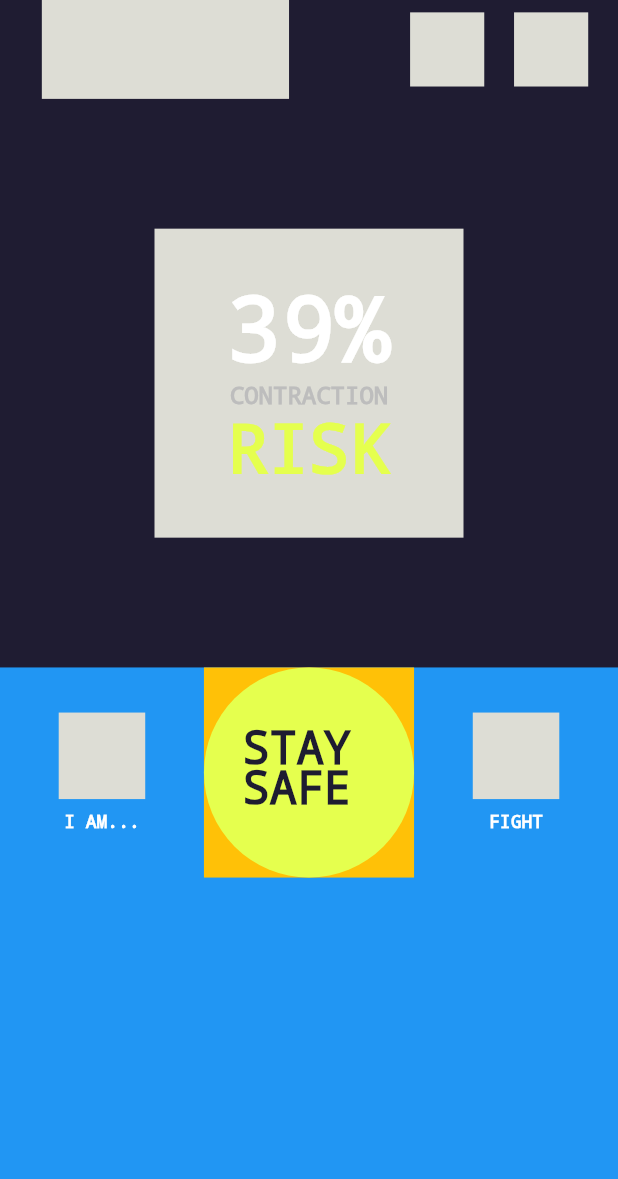
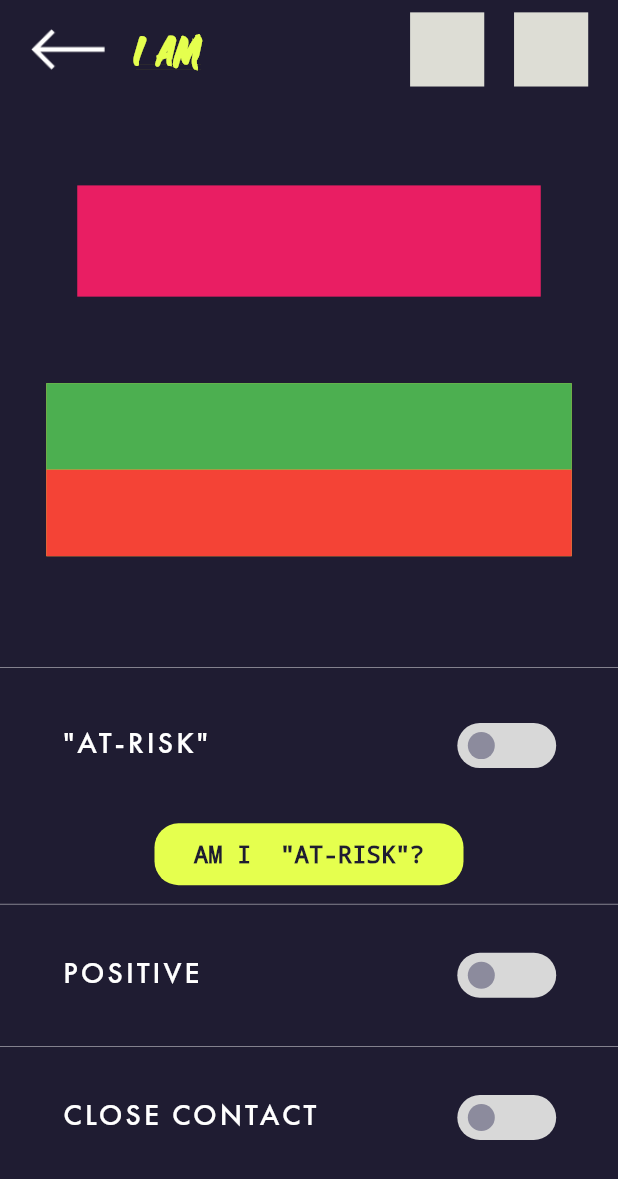
Before and after one commit to SECRET-esc/covivre_flutter, a Flutter app: the screen it shows after launch, after a tap on "I AM...", on a phone screen of 412 x 824 dp. Shown: the top 1179 px of the screen. Run offline on Flutter 3.47's test engine with Material 2 defaults, Android fonts, the phone set to English and light mode, and no system bars; drawn by our look-alikes of flutter_switch; our stand-ins replace shared_preferences.

Commit message:
add page i am and save state context

```diff
--- a/lib/components/Header.dart
+++ b/lib/components/Header.dart
@@ -1,5 +1,3 @@
-import 'dart:developer';
-
 import 'package:flutter/material.dart';
 import 'package:covivre/constants/ColorsTheme.dart';
 
@@ -30,17 +28,19 @@ class Header extends StatelessWidget {
                               color: Theme.of(context).colorScheme.insteadImg))
                       : Container(
                           // color: Colors.black,
+                          height: height * 0.08,
                           child: Row(
                             mainAxisAlignment: MainAxisAlignment.start,
                             children: [
                               GestureDetector(
-                              onTap: () => print("Was tapped!"),
+                                onTap: () => Navigator.pop(context),
                                 child: Container(
                                   margin: EdgeInsets.only(
                                       right: width * 0.05, left: width * 0.05),
                                   // color: Colors.amber,
                                   width: width * 0.12,
-                                child: Image.asset("lib/assets/img/arrow.png"),
+                                  child:
+                                      Image.asset("lib/assets/img/arrow.png"),
                                 ),
                               ),
                               Flexible(
@@ -49,7 +49,7 @@ class Header extends StatelessWidget {
                                 style: TextStyle(
                                     fontFamily: "Heaters",
                                     fontSize: 40,
-                                  height: 0.8,
+                                    height: title.length > 10 ? 0.6 : null,
                                     color: Theme.of(context).colorScheme.base),
                                 textWidthBasis: TextWidthBasis.longestLine,
                               ))
--- /dev/null
+++ b/lib/components/SwitchCustom.dart
@@ -0,0 +1,82 @@
+import 'package:flutter_switch/flutter_switch.dart';
+import 'package:flutter/material.dart';
+import 'package:covivre/constants/ColorsTheme.dart';
+import 'package:shared_preferences/shared_preferences.dart';
+
+// ignore: must_be_immutable
+class SwitchCustom extends StatefulWidget {
+  SwitchCustom({Key key, @required this.nameState}) : super(key: key);
+  var nameState;
+
+  @override
+  _SwitchCustomState createState() => _SwitchCustomState(nameState: nameState);
+}
+
+class _SwitchCustomState extends State<SwitchCustom> {
+  _SwitchCustomState({this.nameState});
+  var nameState;
+  bool status = true;
+  @override
+  void initState() {
+    super.initState();
+    _incrementInit();
+  }
+
+  _incrementInit() async {
+    SharedPreferences sharedPreferences = await SharedPreferences.getInstance();
+    bool status = sharedPreferences.getBool(nameState);
+    print("state before $status");
+    if (status == null) {
+      await sharedPreferences.setBool(nameState, false);
+      bool name = sharedPreferences.getBool(nameState);
+      setState(() {
+        this.status = name;
+      });
+    } else {
+      bool name = sharedPreferences.getBool(nameState);
+      setState(() {
+        this.status = name;
+      });
+    }
+
+    returnBool();
+  }
+
+  bool returnBool() {
+    print("returnBool: $status");
+    return status;
+  }
+
+  _incrementEdit(val) async {
+    SharedPreferences sharedPreferences = await SharedPreferences.getInstance();
+    await sharedPreferences.setBool(nameState, val);
+    var name = sharedPreferences.getBool(nameState);
+    print('Name is $name');
+    status = val;
+  }
+
+  @override
+  Widget build(BuildContext context) {
+    double width = MediaQuery.of(context).size.width;
+    double height = MediaQuery.of(context).size.height;
+    return FlutterSwitch(
+      width: width * 0.16,
+      height: 30,
+      toggleSize: 20.0,
+      value: status,
+      borderRadius: 30.0,
+      activeColor: Theme.of(context).colorScheme.base,
+      toggleColor: Theme.of(context).colorScheme.switchCircle,
+      inactiveColor: Theme.of(context).colorScheme.switchBackground,
+      padding: 6.0,
+      onToggle: (val) {
+        setState(() {
+          print("Val is $val");
+          _incrementEdit(val);
+          status = val;
+          print("Val in increment is : $status");
+        });
+      },
+    );
+  }
+}
--- a/lib/main.dart
+++ b/lib/main.dart
@@ -1,3 +1,8 @@
+import 'package:covivre/screens/CovidUpdates.dart';
+import 'package:covivre/screens/StaySafe.dart';
+import 'package:covivre/screens/I.dart';
+import 'package:covivre/screens/Fight.dart';
+
 import 'package:flutter/material.dart';
 import './screens/HomePage.dart';
 
@@ -12,7 +17,14 @@ class MyApp extends StatelessWidget {
       debugShowCheckedModeBanner: false,
       title: 'Covivre',
       theme: ThemeData(backgroundColor: Color.fromRGBO(31, 28, 50, 1.0)),
-      home: HomePage(),
+      initialRoute: 'HomePage',
+      routes: {
+        'HomePage': (context) => HomePage(),
+        'StaySafe': (context) => StaySafe(),
+        'I': (context) => I(),
+        'Fight': (context) => Fight(),
+        'CovidUpdates': (context) => CovidUpdates(),
+      },
     );
   }
 }
--- a/lib/screens/CovidUpdates.dart
+++ b/lib/screens/CovidUpdates.dart
@@ -0,0 +1,13 @@
+import 'package:flutter/material.dart';
+
+class CovidUpdates extends StatelessWidget {
+  const CovidUpdates({Key key}) : super(key: key);
+
+  @override
+  Widget build(BuildContext context) {
+    return Container(
+      color: Colors.amber,
+      // child: child,
+    );
+  }
+}
--- a/lib/screens/Fight.dart
+++ b/lib/screens/Fight.dart
@@ -0,0 +1,13 @@
+import 'package:flutter/material.dart';
+
+class Fight extends StatelessWidget {
+  const Fight({Key key}) : super(key: key);
+
+  @override
+  Widget build(BuildContext context) {
+    return Container(
+      color: Colors.amber,
+      // child: child,
+    );
+  }
+}
--- a/lib/screens/HomePage.dart
+++ b/lib/screens/HomePage.dart
@@ -1,14 +1,54 @@
-import 'dart:io';
 import 'package:flutter/material.dart';
 import '../components/Header.dart';
 import 'package:covivre/constants/ColorsTheme.dart';
+import 'package:shared_preferences/shared_preferences.dart';
 
 // import '../constants/Theme.dart';
-class HomePage extends StatelessWidget {
+class HomePage extends StatefulWidget {
   const HomePage({Key key}) : super(key: key);
 
   @override
+  _HomePageState createState() => _HomePageState();
+}
+
+class _HomePageState extends State<HomePage> {
+  @override
+  void initState() {
+    super.initState();
+    _incrementInit();
+  }
+
+  _incrementInit() async {
+    SharedPreferences prefs = await SharedPreferences.getInstance();
+    if (prefs.getBool('FirstLunch') == false) {
+      // if app was lunched in the first time, we should be create this
+      //SharedPreferences and reload statment if
+      await prefs.setBool('FirstLunch', true);
+      await prefs.setBool('risk', false);
+      await prefs.setBool('positive', false);
+      await prefs.setBool('closeContact', false);
+      print("Was in the first lunch statment");
+    } else {
+      var closeContact = prefs.getBool('closeContact');
+      print("closeContact is $closeContact");
+      var risk = prefs.getBool('risk');
+      print("risk is $risk");
+      var positive = prefs.getBool('positive');
+      print("positive is $positive");
+      print(prefs.getBool('FirstLunch'));
+    }
+  }
+
+  _furstLanchCencelation() async {
+    SharedPreferences prefs = await SharedPreferences.getInstance();
+    await prefs.setBool('FirstLunch', false);
+  }
+
+  @override
   Widget build(BuildContext context) {
+    setState(() {
+      _furstLanchCencelation();
+    });
     double width = MediaQuery.of(context).size.width;
     double height = MediaQuery.of(context).size.height;
     var value = 39;
@@ -84,7 +124,7 @@ class HomePage extends StatelessWidget {
                       mainAxisAlignment: MainAxisAlignment.spaceEvenly,
                       children: [
                         GestureDetector(
-                          onTap: () => print("Was tapped!"),
+                          onTap: () => Navigator.pushNamed(context, 'I'),
                           child: Container(
                             alignment: Alignment.center,
                             // color: Colors.amber,
@@ -115,7 +155,7 @@ class HomePage extends StatelessWidget {
                         GestureDetector(
                           onTap: () => print('Width $width'),
                           child: Container(
-                              color: Colors.amber,
+                              // color: Colors.amber,
                               width: height * 0.17,
                               // height: width * 0.3,
                               alignment: Alignment.center,
@@ -134,7 +174,8 @@ class HomePage extends StatelessWidget {
                                       // constraints: BoxConstraints(maxWidth: 90),
                                     ),
                                     Container(
-                                      width: width * 0.3,
+                                      width: height * 0.17,
+                                      // color: Colors.black12,
                                       alignment: Alignment.center,
                                       child: Text(
                                         "Stay safe".toUpperCase(),
--- a/lib/screens/I.dart
+++ b/lib/screens/I.dart
@@ -0,0 +1,239 @@
+import 'package:covivre/components/Header.dart';
+import 'package:flutter/material.dart';
+import 'package:covivre/constants/ColorsTheme.dart';
+import 'package:covivre/components/SwitchCustom.dart';
+import 'package:shared_preferences/shared_preferences.dart';
+
+class I extends StatefulWidget {
+  const I({Key key}) : super(key: key);
+
+  @override
+  _IState createState() => _IState();
+}
+
+class _IState extends State<I> {
+  @override
+  Widget build(BuildContext context) {
+    double width = MediaQuery.of(context).size.width;
+    double height = MediaQuery.of(context).size.height;
+    return Container(
+      color: Theme.of(context).backgroundColor,
+      child: SafeArea(
+        child: Flex(
+          direction: Axis.vertical,
+          children: [
+            Header(
+              title: "i am",
+            ),
+            Expanded(
+              flex: 1,
+              child: Container(
+                  // color: Colors.amber,
+                  child: Column(
+                children: [
+                  Flexible(
+                    flex: 1,
+                    child: Container(
+                      alignment: Alignment.center,
+                      // color: Colors.black,
+                      child: Container(
+                        width: width < 376 ? width * 0.9 : width * 0.75,
+                        height: height * 0.09,
+                        color: Colors.pink,
+                        // child: ,
+                      ),
+                    ),
+                  ),
+                  Flexible(
+                    flex: 1,
+                    child: Container(
+                      color: Colors.yellow,
+                      child: Container(
+                        width: width < 376 ? width * 0.9 : width * 0.85,
+                        height: height * 0.14,
+                        // color: Colors.blue,
+                        child: Column(
+                          children: [
+                            Flexible(
+                              flex: 1,
+                              child: Container(
+                                color: Colors.green,
+                              ),
+                            ),
+                            Flexible(
+                              flex: 1,
+                              child: Container(
+                                color: Colors.red,
+                              ),
+                            )
+                          ],
+                        ),
+                      ),
+                    ),
+                  )
+                ],
+              )),
+            ),
+            Expanded(
+              flex: 1,
+              child: Container(
+                // color: Colors.black,
+                child: Column(
+                  children: [
+                    Flexible(
+                      flex: 5,
+                      child: Container(
+                        // color: Colors.orange
+                        decoration: BoxDecoration(
+                            border: Border(
+                                top:
+                                    BorderSide(color: Colors.white, width: 0.3),
+                                bottom: BorderSide(
+                                    color: Colors.white, width: 0.3))),
+                        child: Column(
+                          mainAxisAlignment: MainAxisAlignment.spaceEvenly,
+                          children: [
+                            Flexible(
+                              flex: 1,
+                              child: Container(
+                                padding: EdgeInsets.symmetric(
+                                    horizontal: width * 0.1),
+                                // color: Colors.amber,
+                                child: Row(
+                                  mainAxisAlignment:
+                                      MainAxisAlignment.spaceBetween,
+                                  children: [
+                                    Text(
+                                      '"At-risk"'.toUpperCase(),
+                                      style: TextStyle(
+                                          fontFamily: "FaturaMedium",
+                                          fontWeight: FontWeight.w500,
+                                          letterSpacing: 2,
+                                          decoration: TextDecoration.none,
+                                          fontSize: 20,
+                                          color: Colors.white),
+                                    ),
+                                    SwitchCustom(nameState: 'risk')
+                                  ],
+                                ),
+                              ),
+                            ),
+                            Flexible(
+                              flex: 1,
+                              child: Container(
+                                // color: Colors.black,
+                                child: Row(
+                                  mainAxisAlignment: MainAxisAlignment.center,
+                                  children: [
+                                    GestureDetector(
+                                      onTap: () => print(height * 0.05),
+                                      child: Container(
+                                        width: width * 0.5,
+                                        height: height * 0.05,
+                                        alignment: Alignment.center,
+                                        child: Text(
+                                          'am i  "at-risk"?'.toUpperCase(),
+                                          style: TextStyle(
+                                              fontSize: 16,
+                                              // fontFamily: "FaturaMedium",
+                                              decoration: TextDecoration.none,
+                                              color: Theme.of(context)
+                                                  .colorScheme
+                                                  .buttonText),
+                                        ),
+                                        constraints: BoxConstraints(
+                                            maxHeight: 42.2, minHeight: 40.2),
+                                        decoration: BoxDecoration(
+                                            color: Theme.of(context)
+                                                .colorScheme
+                                                .base,
+                                            borderRadius:
+                                                BorderRadius.circular(16)),
+                                      ),
+                                    )
+                                  ],
+                                ),
+                              ),
+                            )
+                          ],
+                        ),
+                      ),
+                    ),
+                    Flexible(
+                      flex: 3,
+                      child: Container(
+                        width: width,
+                        decoration: BoxDecoration(
+                            border: Border(
+                                bottom: BorderSide(
+                                    color: Colors.white, width: 0.3))),
+                        height: height * 0.2,
+                        constraints: BoxConstraints(minHeight: height * 0.1),
+                        // color: Colors.yellow,
+                        child: Container(
+                          margin: EdgeInsets.symmetric(horizontal: width * 0.1),
+                          child: Row(
+                            mainAxisAlignment: MainAxisAlignment.spaceBetween,
+                            children: [
+                              Text(
+                                'positive'.toUpperCase(),
+                                style: TextStyle(
+                                    fontFamily: "FaturaMedium",
+                                    fontWeight: FontWeight.w500,
+                                    letterSpacing: 2,
+                                    decoration: TextDecoration.none,
+                                    fontSize: 20,
+                                    color: Colors.white),
+                              ),
+                              Flexible(
+                                child: SwitchCustom(nameState: 'positive'),
+                              ),
+                            ],
+                          ),
+                        ),
+                      ),
+                    ),
+                    Flexible(
+                      flex: 3,
+                      child: Container(
+                        // color: Colors.blue,
+                        height: height * 0.2,
+                        constraints: BoxConstraints(minHeight: height * 0.1),
+                        margin: EdgeInsets.symmetric(horizontal: width * 0.1),
+                        // color: Colors.yellow,
+                        child: Row(
+                          mainAxisAlignment: MainAxisAlignment.spaceBetween,
+                          children: [
+                            Text(
+                              'close contact'.toUpperCase(),
+                              style: TextStyle(
+                                  fontFamily: "FaturaMedium",
+                                  fontWeight: FontWeight.w500,
+                                  letterSpacing: 2,
+                                  decoration: TextDecoration.none,
+                                  fontSize: 20,
+                                  color: Colors.white),
+                            ),
+                            SwitchCustom(nameState: 'closeContact')
+                          ],
+                        ),
+                      ),
+                    ),
+                    Flexible(
+                      flex: 1,
+                      child: Container(
+                          // color: Colors.pink
+                          ),
+                    ),
+                  ],
+                ),
+              ),
+            )
+          ],
+        ),
+      ),
+
+      // child: child,
+    );
+  }
+}
--- a/lib/screens/StaySafe.dart
+++ b/lib/screens/StaySafe.dart
@@ -0,0 +1,13 @@
+import 'package:flutter/material.dart';
+
+class StaySafe extends StatelessWidget {
+  const StaySafe({Key key}) : super(key: key);
+
+  @override
+  Widget build(BuildContext context) {
+    return Container(
+      color: Colors.amber,
+      // child: child,
+    );
+  }
+}
```
Also changed, not shown: pubspec.yaml (+8 -0 lines), pubspec.lock, 24 other files. Lines whose indentation alone changed are shown as unchanged.
